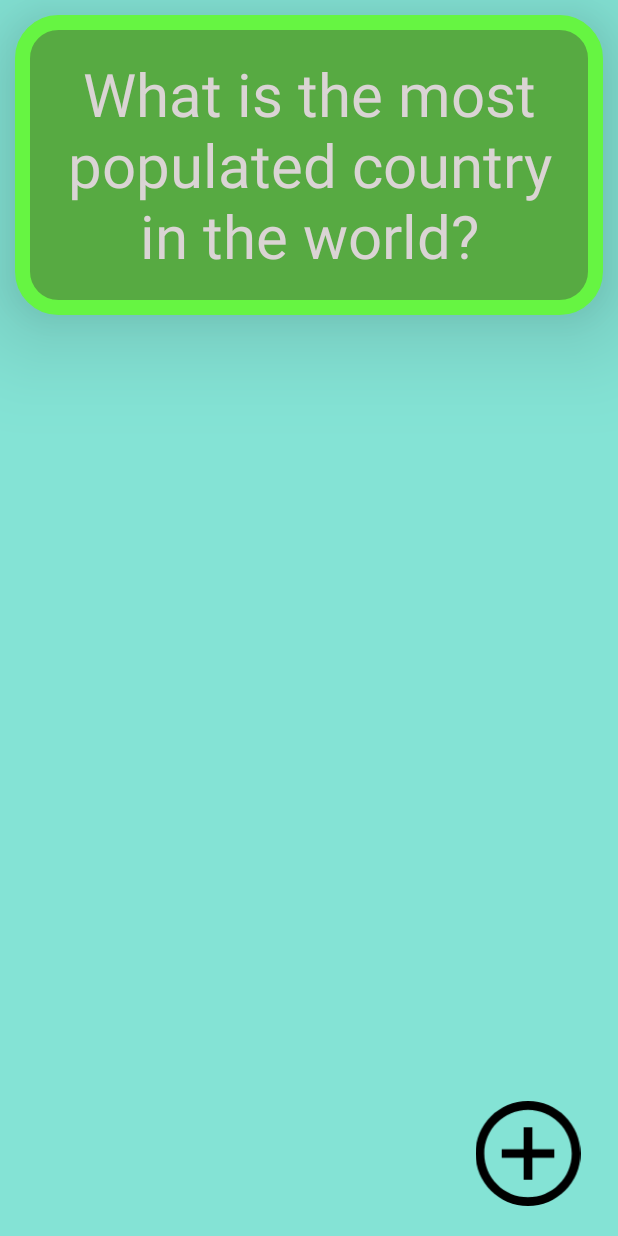
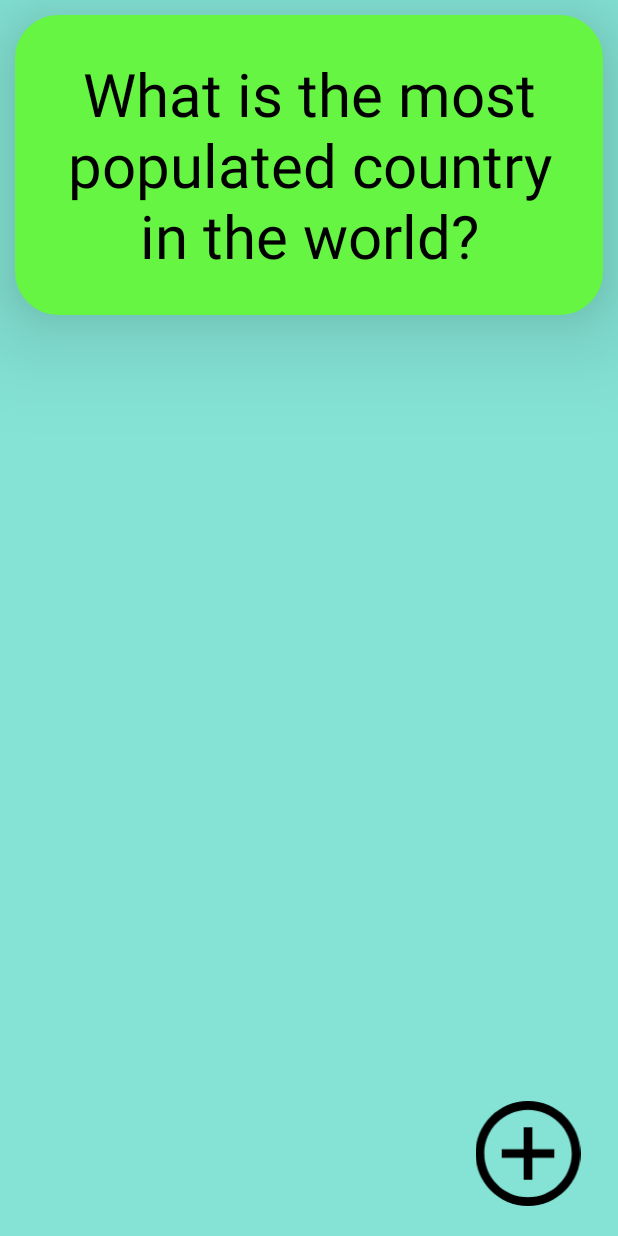
Before and after one commit to 19exceraya1/RayansFlashcards, an Android app: the layout activity_main_2.xml on its own in the app's theme, with its tools: preview values and no code run, on a phone screen of 412 x 824 dp. Run offline under Robolectric (Android 15) with nearby library versions, the phone set to English and light mode, and no system bars.

```diff
--- /dev/null
+++ b/app/src/main/res/drawable/flashcard_answer_background_2.xml
@@ -0,0 +1,9 @@
+<?xml version="1.0" encoding="utf-8"?>
+<shape xmlns:android="http://schemas.android.com/apk/res/android"
+    android:shape="oval">
+    <stroke android:width="10dp" android:color="#F8FF2A"/>
+    <padding android:bottom="20dp" android:left="20dp"
+    android:right="20dp" android:top="20dp"/>
+    <solid android:color="#F8FF2A"/>
+
+</shape>
--- /dev/null
+++ b/app/src/main/res/drawable/solid_color_shape_2.xml
@@ -0,0 +1,12 @@
+<?xml version="1.0" encoding="utf-8"?>
+<shape xmlns:android="http://schemas.android.com/apk/res/android"
+    android:shape="rectangle">
+    <corners android:radius="24dp"/>
+    <stroke android:width="10dp" android:color="#66f542"/>
+    <solid android:color="#66f542"/>
+    <padding android:bottom="20dp" android:left="20dp"
+        android:right="20dp" android:top="20dp"/>
+
+
+
+</shape>
--- a/app/src/main/res/layout/activity_main_2.xml
+++ b/app/src/main/res/layout/activity_main_2.xml
@@ -13,13 +13,13 @@
         android:layout_width="match_parent"
         android:layout_height="200dp"
         android:text="What is the most populated country in the world?"
-        android:textColor="#DAD4D4"
+        android:textColor="@color/black"
         android:textSize="40sp"
         android:gravity="center"
         android:visibility="visible"
         android:layout_margin="10dp"
         android:elevation="40dp"
-        android:background="@drawable/solid_color_shape"/>
+        android:background="@drawable/solid_color_shape_2"/>
     <TextView
         android:id="@+id/flashcard_answer"
         android:layout_width="match_parent"
@@ -29,7 +29,7 @@
         android:gravity="center"
         android:visibility="invisible"
         android:textColor="@color/white"
-        android:background="@drawable/flashcard_answer_background" />
+        android:background="@drawable/flashcard_answer_background_2" />
 
     <ImageView
         android:id="@+id/newpage"
```
